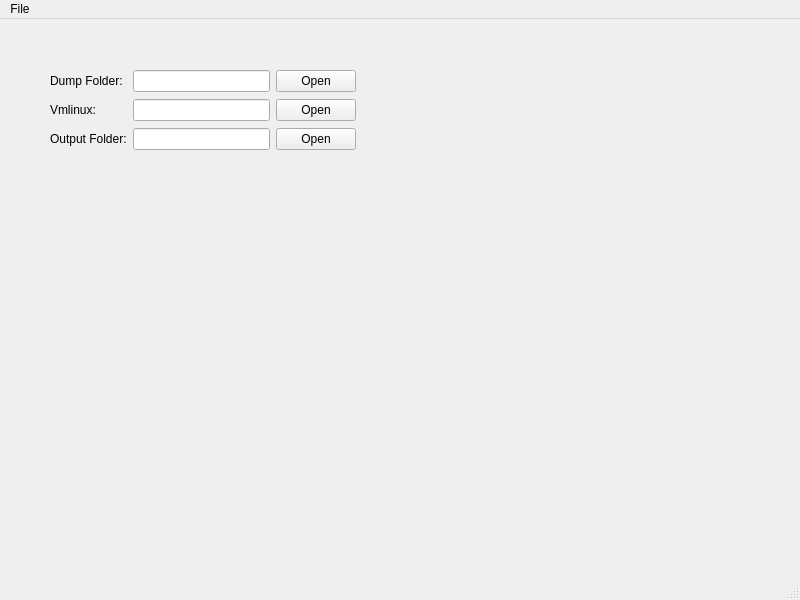
Above: qparser.ui from bdunix/qparser before the change. Below: the same form after it.
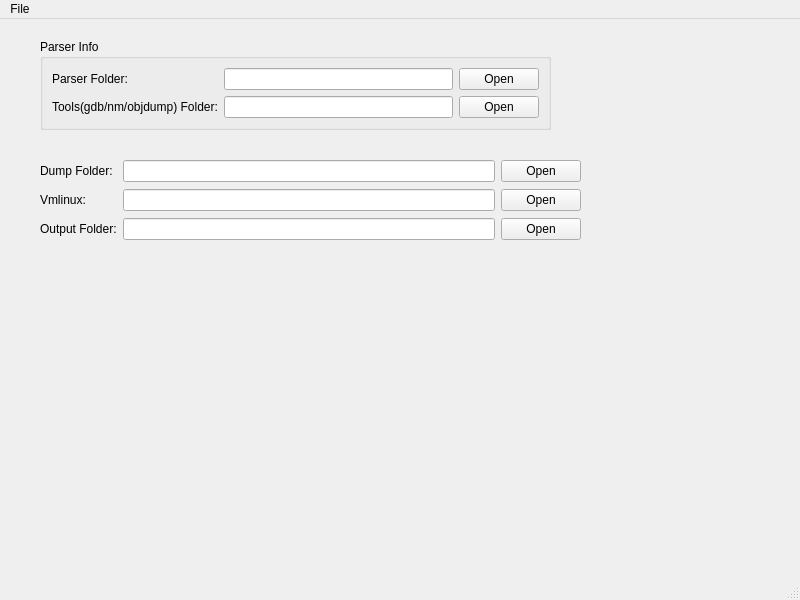
That is the form after the change.

Commit message: Add parser folder slot

Patch:
```diff
--- a/qparser.ui
+++ b/qparser.ui
@@ -17,9 +17,9 @@
    <widget class="QWidget" name="layoutWidget">
     <property name="geometry">
      <rect>
-      <x>50</x>
-      <y>50</y>
-      <width>306</width>
+      <x>40</x>
+      <y>140</y>
+      <width>541</width>
       <height>83</height>
      </rect>
     </property>
@@ -48,9 +48,6 @@
        </property>
       </widget>
      </item>
-     <item row="1" column="1">
-      <widget class="QLineEdit" name="vmlinuxLineEdit"/>
-     </item>
      <item row="1" column="2">
       <widget class="QPushButton" name="vmlinuxPushButton">
        <property name="text">
@@ -75,6 +72,58 @@
        </property>
       </widget>
      </item>
+     <item row="1" column="1">
+      <widget class="QLineEdit" name="vmlinuxLineEdit"/>
+     </item>
+    </layout>
+   </widget>
+   <widget class="QGroupBox" name="groupBox">
+    <property name="geometry">
+     <rect>
+      <x>40</x>
+      <y>20</y>
+      <width>511</width>
+      <height>91</height>
+     </rect>
+    </property>
+    <property name="title">
+     <string>Parser Info</string>
+    </property>
+    <layout class="QGridLayout" name="gridLayout_2">
+     <item row="0" column="0">
+      <widget class="QLabel" name="label_4">
+       <property name="text">
+        <string>Parser Folder:</string>
+       </property>
+      </widget>
+     </item>
+     <item row="0" column="1">
+      <widget class="QLineEdit" name="parserfolderLineEdit"/>
+     </item>
+     <item row="0" column="2">
+      <widget class="QPushButton" name="parserfolderPushButton">
+       <property name="text">
+        <string>Open</string>
+       </property>
+      </widget>
+     </item>
+     <item row="1" column="0">
+      <widget class="QLabel" name="label_5">
+       <property name="text">
+        <string>Tools(gdb/nm/objdump) Folder:</string>
+       </property>
+      </widget>
+     </item>
+     <item row="1" column="1">
+      <widget class="QLineEdit" name="toolsfolderLineEdit"/>
+     </item>
+     <item row="1" column="2">
+      <widget class="QPushButton" name="toolsfolderPushButton">
+       <property name="text">
+        <string>Open</string>
+       </property>
+      </widget>
+     </item>
     </layout>
    </widget>
   </widget>
@@ -92,6 +141,7 @@
     <property name="title">
      <string>File</string>
     </property>
+    <addaction name="settingAction"/>
     <addaction name="exitAction"/>
    </widget>
    <addaction name="fileMenu"/>
@@ -101,6 +151,11 @@
     <string>Exit</string>
    </property>
   </action>
+  <action name="settingAction">
+   <property name="text">
+    <string>Setting</string>
+   </property>
+  </action>
  </widget>
  <resources/>
  <connections>
```
The commit also changes 2 other files.
